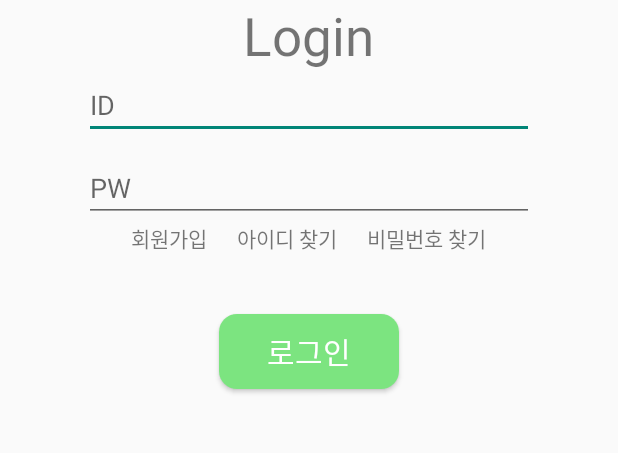
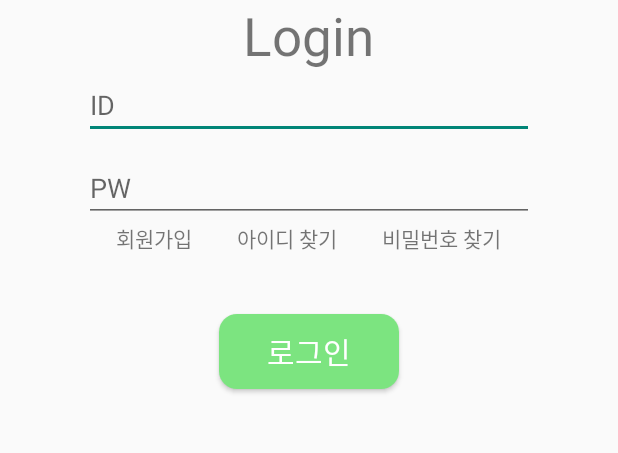
Before and after one commit to kimykstar/FarmApp-Android-, an Android app: the screen it shows after launch (LoginActivity), after a tap on an icon or button, on a phone screen of 412 x 824 dp, the part 536-989 px from its top. Run offline under Robolectric (Android 15) with nearby library versions, the phone set to English and light mode, and no system bars.

Commit message:
로그인 세션 완료

```diff
--- a/app/src/main/AndroidManifest.xml
+++ b/app/src/main/AndroidManifest.xml
@@ -12,6 +12,7 @@
         android:supportsRtl="true"
         android:theme="@style/Theme.Farm"
         android:usesCleartextTraffic="true"
+        android:name=".Session"
         tools:targetApi="31">
         <activity
             android:name=".MainActivity"
--- a/app/src/main/java/com/example/farm/LoginActivity.java
+++ b/app/src/main/java/com/example/farm/LoginActivity.java
@@ -1,9 +1,6 @@
 package com.example.farm;
 
-import android.annotation.SuppressLint;
-import android.content.Context;
 import android.content.Intent;
-import android.content.SharedPreferences;
 import android.os.AsyncTask;
 import android.os.Bundle;
 import android.util.Log;
@@ -18,7 +15,7 @@ import java.util.concurrent.ExecutionException;
 
 public class LoginActivity extends AppCompatActivity {
     Button loginBtn;
-    SharedPreferences pref;
+    Session session;
 
     protected void onCreate(Bundle savedInstanceState) {
         super.onCreate(savedInstanceState);
@@ -27,8 +24,7 @@ public class LoginActivity extends AppCompatActivity {
         EditText idText = findViewById(R.id.id);
         EditText pwText = findViewById(R.id.pw);
         Intent intent = new Intent(this, MainActivity.class);
-        // Create Session and get SharedPreferences
-        Session session = new Session(getApplicationContext());
+        session = (Session)getApplication();
         loginBtn.setOnClickListener(new View.OnClickListener() {
             @Override
             public void onClick(View v) {
@@ -45,9 +41,11 @@ public class LoginActivity extends AppCompatActivity {
                 }
                 Log.i("main : ", result);
                 if(result.equals("true")){
-                    session.setSession(id);
+//                    session.setSession(id);
+                    session.setSessionId(id);
                     startActivity(intent);
-                    Log.i("LoginSession", session.getSession());
+//                    Log.i("LoginSession", session.getSession());
+                    Log.i("LoginSession2", session.getSessionId());
                 }else{
                     Toast.makeText(LoginActivity.this, "아이디 혹은 비밀번호를 확인하세요", Toast.LENGTH_LONG).show();
                 }
@@ -61,7 +59,7 @@ public class LoginActivity extends AppCompatActivity {
             try{
                 String id = arg[0];
                 String pw = arg[1];
-                HttpConnection conn = new HttpConnection("http://192.168.35.73:8081/login");
+                HttpConnection conn = new HttpConnection("http://192.168.55.89:8081/login");
                 conn.setHeader(1000, "POST", true, true);
                 String message = String.format("%s %s", id, pw);
                 conn.writeData(message);
--- a/app/src/main/java/com/example/farm/MainActivity.java
+++ b/app/src/main/java/com/example/farm/MainActivity.java
@@ -8,17 +8,15 @@ import android.os.Bundle;
 import android.provider.MediaStore;
 import android.util.Log;
 import android.view.View;
-import android.widget.Button;
 import android.widget.ImageButton;
-import android.widget.TextView;
-
-import java.util.concurrent.ExecutionException;
 
 public class MainActivity extends AppCompatActivity {
 
     ImageButton login;
     ImageButton camera;
     Session session;
+    String session2;
+    ImageButton user;
 
     @Override
     protected void onCreate(Bundle savedInstanceState) {
@@ -26,9 +24,15 @@ public class MainActivity extends AppCompatActivity {
         setContentView(R.layout.activity_main);
         login = findViewById(R.id.login);
         camera = findViewById(R.id.camera);
-        session = new Session(getApplicationContext());
-        Log.i("Main Session : ", session.getSession());
-        if(session.getSession() != null){
+        session = new Session();
+        Session se = (Session)getApplication();
+        user = findViewById(R.id.userBtn);
+        Log.i("session : ", se.getSessionId());
+        if(se.getSessionId().equals("default")){
+            login.setVisibility(View.VISIBLE);
+            user.setVisibility(View.INVISIBLE);
+        }else{
+            user.setVisibility(View.VISIBLE);
             login.setVisibility(View.INVISIBLE);
         }
 
@@ -50,7 +54,6 @@ public class MainActivity extends AppCompatActivity {
         });
     }
 
-
     public static class MyActivity extends AsyncTask<String, Void, String>{
         String message;
         @Override
--- a/app/src/main/java/com/example/farm/Session.java
+++ b/app/src/main/java/com/example/farm/Session.java
@@ -1,35 +1,19 @@
 package com.example.farm;
 
-import android.content.Context;
-import android.content.SharedPreferences;
-import android.util.Log;
+import android.app.Application;
 
-import androidx.appcompat.app.AppCompatActivity;
+public class Session extends Application {
+    private String id;
 
-public class Session extends AppCompatActivity {
-    private SharedPreferences pref;
-    private SharedPreferences.Editor editor;
-
-    public Session(Context context){
-        pref = context.getSharedPreferences("userSession", MODE_PRIVATE);
-        editor = pref.edit();
+    public Session(){
+        this.id = "default";
     }
 
-
-    // setting Session parameter request user id
-    public void setSession(String id){
-        editor.putString("user", id);
-        editor.apply();
-        Log.d("Session : ", "설정이 완료되었습니다.");
+    public void setSessionId(String id){
+        this.id = id;
     }
 
-    // Delete LoginSession
-    public void deleteSession(String id){
-        editor.clear();
-    }
-
-    // get Login Session
-    public String getSession(){
-        return pref.getString("userSession", null);
+    public String getSessionId(){
+        return id;
     }
 }
--- a/app/src/main/res/layout/activity_login.xml
+++ b/app/src/main/res/layout/activity_login.xml
@@ -36,12 +36,14 @@
         <TextView
             android:layout_width="wrap_content"
             android:layout_height="wrap_content"
-            android:text="회원가입      "
+            android:layout_marginRight="30dp"
+            android:text="회원가입"
             android:id="@+id/join"/>
         <TextView
             android:layout_width="wrap_content"
             android:layout_height="wrap_content"
-            android:text="아이디 찾기      "
+            android:text="아이디 찾기"
+            android:layout_marginRight="30dp"
             android:id="@+id/searchID"/>
         <TextView
             android:layout_width="wrap_content"
```
Also changed, not shown: app/src/main/res/layout/activity_join.xml (added, +17 -0 lines), app/src/main/res/layout/activity_main.xml (+16 -2 lines), app/src/main/res/drawable/user.png (added).
